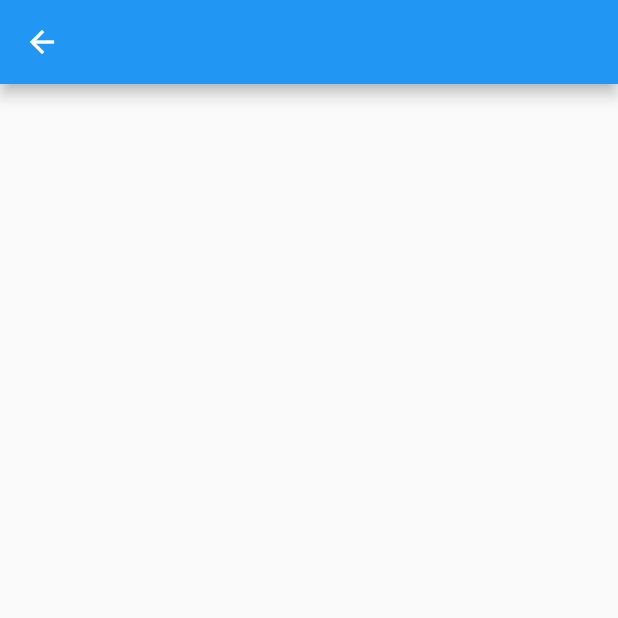
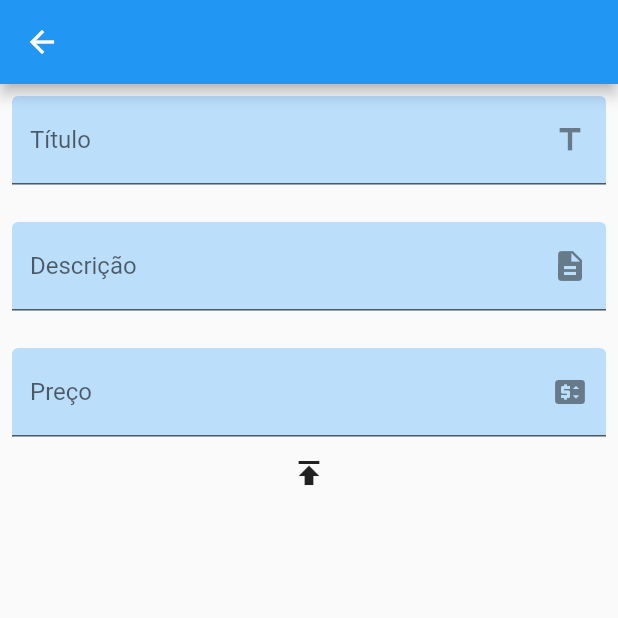
Before and after one commit to andre-alck/mppa_admin_app, a Flutter app: the CreatePage screen opened by its route, on a phone screen of 412 x 824 dp, the top half of it. Run offline on Flutter 3.47's test engine with Material 2 defaults, Android fonts, the phone set to English and light mode, and no system bars.

Commit message:
feat: add CreatePage structure

```diff
--- a/lib/create/create_page.dart
+++ b/lib/create/create_page.dart
@@ -9,8 +9,70 @@ class CreatePage extends StatelessWidget {
   Widget build(
     BuildContext context,
   ) {
+    var titleController = TextEditingController();
+    var descriptionController = TextEditingController();
+    var priceController = TextEditingController();
+
     return Scaffold(
       appBar: AppBar(),
+      body: Center(
+        child: Padding(
+          padding: const EdgeInsets.all(
+            8.0,
+          ),
+          child: Column(
+            children: <Widget>[
+              TextFormField(
+                controller: titleController,
+                decoration: InputDecoration(
+                  filled: true,
+                  fillColor: Colors.blue.shade100,
+                  suffixIcon: const Icon(
+                    Icons.title,
+                  ),
+                  labelText: "Título",
+                ),
+              ),
+              const SizedBox(
+                height: 25,
+              ),
+              TextFormField(
+                controller: descriptionController,
+                decoration: InputDecoration(
+                  filled: true,
+                  fillColor: Colors.blue.shade100,
+                  suffixIcon: const Icon(
+                    Icons.description,
+                  ),
+                  labelText: "Descrição",
+                ),
+              ),
+              const SizedBox(
+                height: 25,
+              ),
+              TextFormField(
+                controller: priceController,
+                decoration: InputDecoration(
+                  filled: true,
+                  fillColor: Colors.blue.shade100,
+                  suffixIcon: const Icon(
+                    Icons.price_change,
+                  ),
+                  labelText: "Preço",
+                ),
+              ),
+              Center(
+                child: IconButton(
+                  icon: const Icon(
+                    Icons.publish,
+                  ),
+                  onPressed: () {},
+                ),
+              ),
+            ],
+          ),
+        ),
+      ),
     );
   }
 }
```
